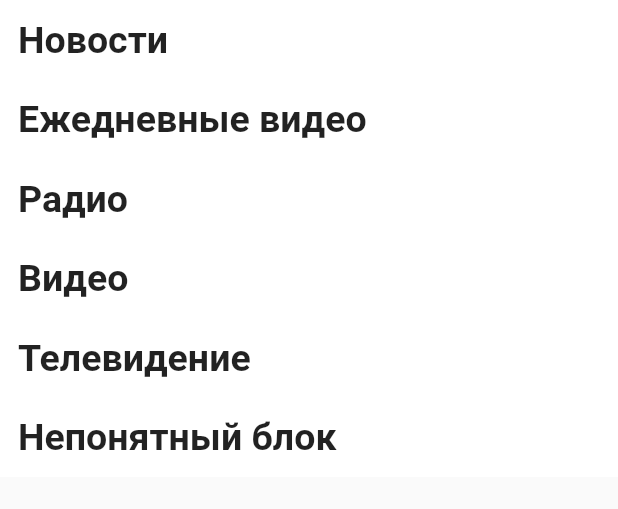
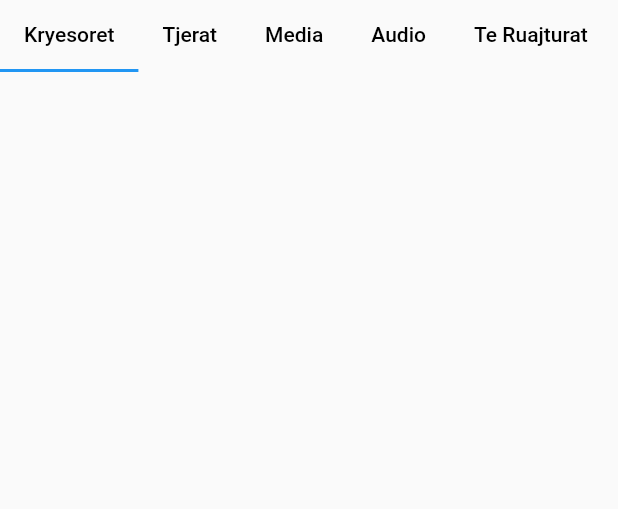
Before and after one commit to dgr-aiwe/ShkabajFlutter, a Flutter app: the screen it shows after launch, on a phone screen of 412 x 824 dp, the part 75-584 px from its top. Run offline on Flutter 3.47's test engine with Material 2 defaults, Android fonts, the phone set to English and light mode, and no system bars; our stand-ins replace dio, dots_indicator, retrofit, rxdart, shimmer; generated files the repository leaves out were written again.

Commit message:
added lajme page

```diff
--- /dev/null
+++ b/lib/src/ui/lajme/lajme.dart
@@ -0,0 +1,55 @@
+import 'package:flutter/material.dart';
+import 'package:flutter/widgets.dart';
+import 'package:flutter_localizations/flutter_localizations.dart';
+import 'package:shkabaj_flutter/generated/l10n.dart';
+import 'package:shkabaj_flutter/src/blocs/localization_bloc.dart';
+import 'package:shkabaj_flutter/src/ui/common/app_bar.dart';
+import 'package:shkabaj_flutter/src/ui/common/drawer.dart';
+import 'package:shkabaj_flutter/src/ui/lajme/lajme_tabs.dart';
+
+class LajmeScreen extends StatelessWidget {
+
+  @override
+  Widget build(BuildContext context) {
+    return StreamBuilder(
+      stream: bloc.locale,
+      initialData: Locale("ru"),
+      builder: (context, snapshot) {
+        if (snapshot.data != null) {
+          return MaterialApp(
+            localizationsDelegates: [
+              GlobalMaterialLocalizations.delegate,
+              GlobalCupertinoLocalizations.delegate,
+              GlobalWidgetsLocalizations.delegate,
+              S.delegate
+            ],
+            supportedLocales: S.delegate.supportedLocales,
+            locale: snapshot.data,
+            home: LajmePage(locale: snapshot.data),
+          );
+        }
+        else return Container();
+      },
+    );
+  }
+}
+
+class LajmePage extends StatelessWidget {
+
+  final Locale locale;
+
+  const LajmePage({Key key, this.locale}) : super(key: key);
+
+  @override
+  Widget build(BuildContext context) {
+    return Scaffold(
+      appBar: ShkabajAppBar(locale: locale),
+      drawer: AppDrawer(),
+      body: Column(
+        children: [
+          LajmeTabs()
+        ],
+      ),
+    );
+  }
+}
--- /dev/null
+++ b/lib/src/ui/lajme/lajme_tabs.dart
@@ -0,0 +1,40 @@
+import 'package:flutter/material.dart';
+
+class LajmeTabs extends StatefulWidget {
+
+  @override
+  State createState() {
+    return _LajmeTabsState();
+  }
+}
+
+class _LajmeTabsState extends State<LajmeTabs> with TickerProviderStateMixin {
+  TabController _tabController;
+
+  @override
+  void initState() {
+    super.initState();
+    _tabController = TabController(length: 5, vsync: this, initialIndex: 0);
+  }
+
+  @override
+  Widget build(BuildContext context) {
+    return Row(
+      children: [
+        Expanded(
+          child: TabBar(
+            controller: _tabController,
+            isScrollable: true,
+            tabs: [
+              Tab(child: Text("Kryesoret", style: TextStyle(color: Colors.black))),
+              Tab(child: Text("Tjerat", style: TextStyle(color: Colors.black))),
+              Tab(child: Text("Media", style: TextStyle(color: Colors.black))),
+              Tab(child: Text("Audio",style: TextStyle(color: Colors.black))),
+              Tab(child: Text("Te Ruajturat", style: TextStyle(color: Colors.black))),
+            ],
+          ),
+        )
+      ],
+    );
+  }
+}
--- a/lib/src/ui/main.dart
+++ b/lib/src/ui/main/main.dart
@@ -2,22 +2,22 @@ import 'package:flutter/material.dart';
 import 'package:flutter_localizations/flutter_localizations.dart';
 import 'package:shkabaj_flutter/src/blocs/localization_bloc.dart';
 import 'package:shkabaj_flutter/src/blocs/ballina_bloc.dart';
-import 'package:shkabaj_flutter/src/models/moti.dart';
 import 'package:shkabaj_flutter/src/models/resource.dart';
-import 'package:shkabaj_flutter/src/ui/circular_viewpager.dart';
+import 'package:shkabaj_flutter/src/ui/lajme/lajme.dart';
+import 'package:shkabaj_flutter/src/ui/main/circular_viewpager.dart';
 import 'package:shkabaj_flutter/src/ui/common/app_bar.dart';
 import 'package:shkabaj_flutter/src/ui/common/drawer.dart';
 import 'package:shkabaj_flutter/generated/l10n.dart';
-import 'package:shkabaj_flutter/src/ui/daily_horizontal_scroll.dart';
-import 'package:shkabaj_flutter/src/ui/header.dart';
-import 'package:shkabaj_flutter/src/ui/horizontal_scrollview_one.dart';
-import 'package:shkabaj_flutter/src/ui/horizontal_scrollview_two.dart';
-import 'package:shkabaj_flutter/src/ui/moti.dart';
-import 'package:shkabaj_flutter/src/ui/placeholder.dart';
-import 'package:shkabaj_flutter/src/ui/viewModel/ballina_vm.dart';
+import 'package:shkabaj_flutter/src/ui/main/daily_horizontal_scroll.dart';
+import 'package:shkabaj_flutter/src/ui/main/header.dart';
+import 'package:shkabaj_flutter/src/ui/main/horizontal_scrollview_one.dart';
+import 'package:shkabaj_flutter/src/ui/main/horizontal_scrollview_two.dart';
+import 'package:shkabaj_flutter/src/ui/main/moti.dart';
+import 'package:shkabaj_flutter/src/ui/common/placeholder.dart';
+import 'package:shkabaj_flutter/src/ui/main/viewModel/ballina_vm.dart';
 
 void main() {
-  runApp(ShkabajApp());
+  runApp(LajmeScreen());
 }
 
 bool shouldLoadData = true;
@@ -32,7 +32,7 @@ class ShkabajApp extends StatelessWidget {
     }
 
     return MaterialApp(
-        localizationsDelegates: [
+      localizationsDelegates: [
           GlobalMaterialLocalizations.delegate,
           GlobalWidgetsLocalizations.delegate,
           GlobalCupertinoLocalizations.delegate,
```
Also changed, not shown: lib/src/ui/common/placeholder.dart (renamed from lib/src/ui/placeholder.dart), lib/src/ui/main/circular_viewpager.dart (renamed from lib/src/ui/circular_viewpager.dart), lib/src/ui/main/daily_horizontal_scroll.dart (renamed from lib/src/ui/daily_horizontal_scroll.dart), lib/src/ui/main/header.dart (renamed from lib/src/ui/header.dart), lib/src/ui/main/horizontal_scrollview_one.dart (renamed from lib/src/ui/horizontal_scrollview_one.dart), lib/src/ui/main/horizontal_scrollview_two.dart (renamed from lib/src/ui/horizontal_scrollview_two.dart), lib/src/ui/main/moti.dart (renamed from lib/src/ui/moti.dart), lib/src/ui/main/viewModel/ballina_vm.dart (renamed from lib/src/ui/viewModel/ballina_vm.dart), 1 other file.
